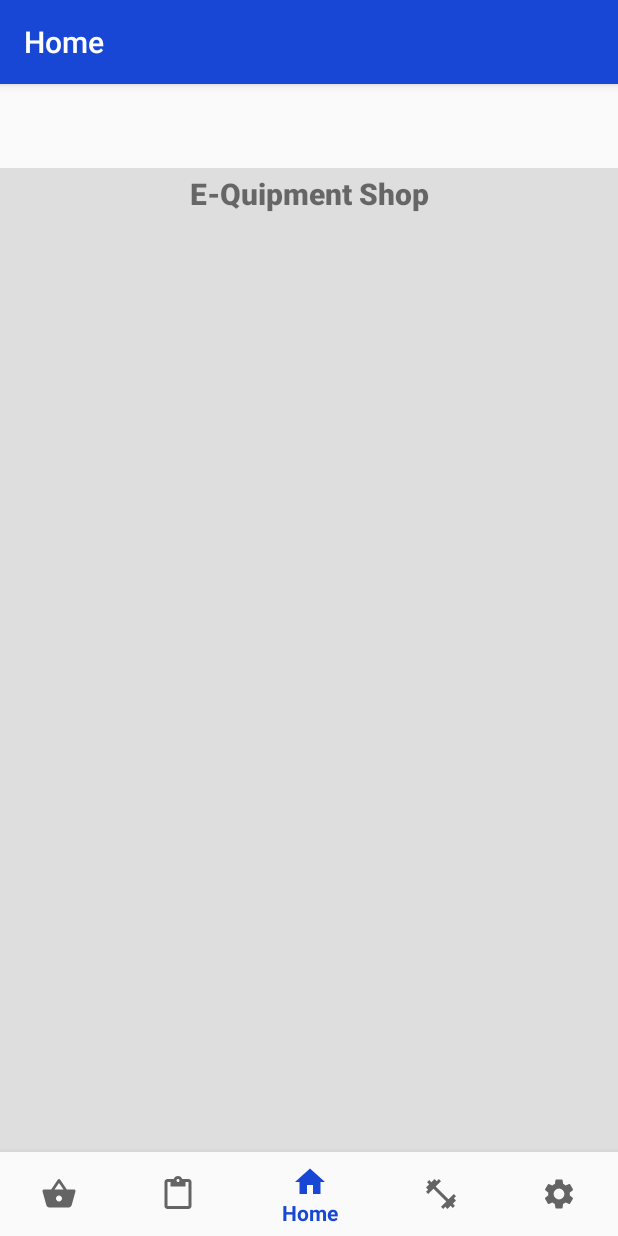
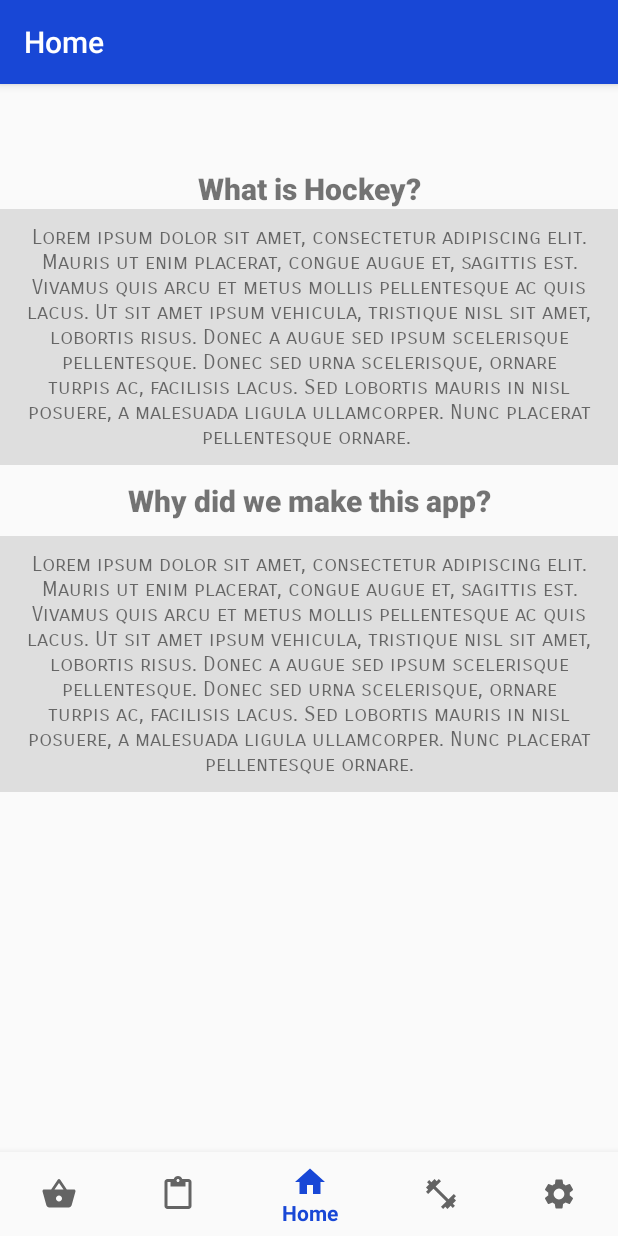
Before and after one commit to MitchLangg/E-QuipmentShop, an Android app: the screen it shows after launch (MainActivity), on a phone screen of 412 x 824 dp. Run offline under Robolectric (Android 15) with nearby library versions, the phone set to English and light mode, and no system bars; our stand-ins replace navigation-ui.

Commit message:
Homepage edit 2

```diff
--- a/app/src/main/res/layout/fragment_home.xml
+++ b/app/src/main/res/layout/fragment_home.xml
@@ -4,7 +4,7 @@
     android:layout_width="match_parent"
     android:layout_height="match_parent"
     android:orientation="vertical"
-    android:background="@color/textBackground">
+    >
 
     <ScrollView
         android:layout_width="match_parent"
@@ -20,21 +20,46 @@
         <TextView
             android:id="@+id/homeTitle"
             android:layout_width="match_parent"
-        android:layout_height="30dp"
-        android:layout_marginTop="3dp"
+            android:layout_height="match_parent"
+            android:layout_weight="1"
             android:fontFamily="sans-serif-black"
-        android:text="E-Quipment Shop"
+            android:text="What is Hockey?"
             android:textAlignment="center"
             android:textSize="20sp"
             android:typeface="serif" />
-    <ListView
-        android:id="@+id/titleList"
+
+        <TextView
             android:layout_width="match_parent"
             android:layout_height="match_parent"
-        android:scrollbars="none"
+            android:fontFamily="sans-serif-smallcaps"
+            android:padding="10dp"
+            android:textAlignment="center"
+            android:background="@color/textBackground"
+            android:textSize="14sp"
+            android:text="Lorem ipsum dolor sit amet, consectetur adipiscing elit. Mauris ut enim placerat, congue augue et, sagittis est. Vivamus quis arcu et metus mollis pellentesque ac quis lacus. Ut sit amet ipsum vehicula, tristique nisl sit amet, lobortis risus. Donec a augue sed ipsum scelerisque pellentesque. Donec sed urna scelerisque, ornare turpis ac, facilisis lacus. Sed lobortis mauris in nisl posuere, a malesuada ligula ullamcorper. Nunc placerat pellentesque ornare. " />
 
+        <TextView
+            android:layout_width="match_parent"
+            android:layout_height="match_parent"
+            android:padding="10dp"
+            android:textAlignment="center"
+            android:layout_weight="1"
+            android:fontFamily="sans-serif-black"
+            android:textSize="20sp"
+            android:text="Why did we make this app?" />
             />
 
+        <TextView
+            android:layout_width="match_parent"
+            android:layout_height="match_parent"
+            android:padding="10dp"
+            android:textAlignment="center"
+            android:layout_weight="1"
+            android:fontFamily="sans-serif-smallcaps"
+            android:background="@color/textBackground"
+            android:textSize="14sp"
+            android:text="Lorem ipsum dolor sit amet, consectetur adipiscing elit. Mauris ut enim placerat, congue augue et, sagittis est. Vivamus quis arcu et metus mollis pellentesque ac quis lacus. Ut sit amet ipsum vehicula, tristique nisl sit amet, lobortis risus. Donec a augue sed ipsum scelerisque pellentesque. Donec sed urna scelerisque, ornare turpis ac, facilisis lacus. Sed lobortis mauris in nisl posuere, a malesuada ligula ullamcorper. Nunc placerat pellentesque ornare." />
+        />
     </LinearLayout>
     </ScrollView>
 </FrameLayout>
```
Lines whose indentation alone changed are shown as unchanged.
